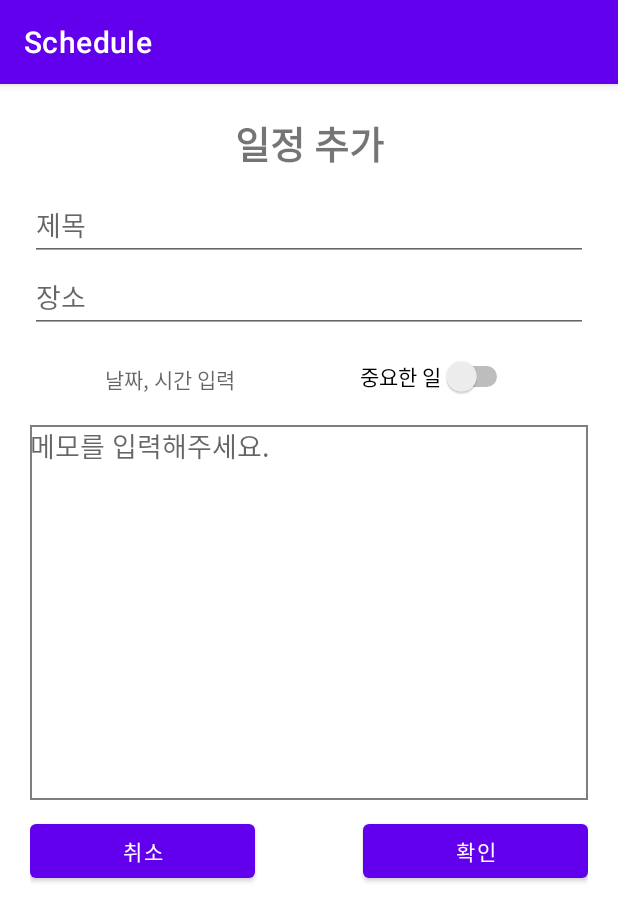
After one commit to IngakHwang/ScheduleAndroidApp_Kotlin, an Android app: the AddReminderFragment screen opened through its navigation route, on a phone screen of 412 x 824 dp. The commit adds this screen. Shown: the top 921 px of the screen. Run offline under Robolectric (Android 15) with nearby library versions, the phone set to English and light mode, and no system bars; our stand-ins replace navigation-ui.

Commit message:
add AddReminderFragment

```diff
--- /dev/null
+++ b/app/src/main/java/com/example/schedule/AddReminderFragment.kt
@@ -0,0 +1,95 @@
+package com.example.schedule
+
+import android.annotation.SuppressLint
+import android.app.DatePickerDialog
+import android.app.TimePickerDialog
+import android.os.Bundle
+import androidx.fragment.app.Fragment
+import android.view.LayoutInflater
+import android.view.View
+import android.view.ViewGroup
+import android.widget.TimePicker
+import android.widget.Toast
+import androidx.core.os.bundleOf
+import androidx.navigation.fragment.findNavController
+import com.example.schedule.databinding.FragmentAddReminderBinding
+import java.util.*
+
+class AddReminderFragment : Fragment() {
+    lateinit var binding : FragmentAddReminderBinding
+
+    var addImportant : String = ""
+    var setDayTime : String = ""
+    var setMyTime : String = ""
+
+    override fun onCreateView(
+        inflater: LayoutInflater, container: ViewGroup?,
+        savedInstanceState: Bundle?
+    ): View? {
+        // Inflate the layout for this fragment
+        binding = FragmentAddReminderBinding.inflate(inflater, container , false)
+
+        return binding.root
+    }
+
+    @SuppressLint("UseRequireInsteadOfGet")
+    override fun onViewCreated(view: View, savedInstanceState: Bundle?) {
+        super.onViewCreated(view, savedInstanceState)
+
+        binding.addreminderSwitch.setOnCheckedChangeListener { compoundButton, b ->
+            addImportant = when{
+                b -> {
+                    Toast.makeText(context,"중요한 일 등록",Toast.LENGTH_SHORT).show()
+                    "중요"
+                } else -> {
+                    Toast.makeText(context,"중요한 일 해제",Toast.LENGTH_SHORT).show()
+                    ""
+                }
+            }
+        }
+
+        binding.addreminderDate.setOnClickListener {
+            val c = Calendar.getInstance()
+            val year = c.get(Calendar.YEAR)
+            val month = c.get(Calendar.MONTH)
+            val day = c.get(Calendar.DAY_OF_MONTH)
+            val hour = c.get(Calendar.HOUR_OF_DAY)
+            val minute = c.get(Calendar.MINUTE)
+
+            TimePickerDialog(context, {
+                    view, hourOfDay, mins ->
+
+                setMyTime = ("$hourOfDay}: $mins")
+                binding.addreminderDate.setText("$setDayTime | $setMyTime")
+            },hour,minute,true).show()
+
+            DatePickerDialog(context!!, {
+                view, years, months, dayOfMonth ->
+                setDayTime = "$year / ${months+1} / ${dayOfMonth}"
+            },year,month,day).show()
+        }
+
+        binding.addreminderCancelbtn.setOnClickListener {
+            findNavController().popBackStack()
+        }
+
+        binding.addreminderCheckbtn.setOnClickListener {
+
+            val bundle = bundleOf(
+                "title" to binding.addreminderTitle.text.toString(),
+                "memo" to binding.addreminderMemo.text.toString(),
+                "location" to binding.addreminderLocation.text.toString(),
+                "date" to setDayTime,
+                "time" to setMyTime,
+                "important" to addImportant
+                )
+
+            findNavController().navigate(R.id.mainFragment,bundle)
+
+
+
+
+        }
+
+    }
+}
--- a/app/src/main/java/com/example/schedule/LoginFragment.kt
+++ b/app/src/main/java/com/example/schedule/LoginFragment.kt
@@ -49,6 +49,7 @@ class LoginFragment : Fragment() {
         val autoPW = shared?.getString("PW", null)
         if(autoID != null && autoPW != null){
             val bundle = bundleOf("inputID" to autoID)
+            MainActivity.ID = autoID
             findNavController().navigate(R.id.mainFragment, bundle)
         }
     }
@@ -95,7 +96,7 @@ class LoginFragment : Fragment() {
                 }
                 Toast.makeText(context,"$checkID 님 환영합니다.", Toast.LENGTH_SHORT).show()
                 val bundle = bundleOf("inputID" to checkID)
-
+                MainActivity.ID = checkID
                 findNavController().navigate(R.id.mainFragment, bundle)
             }
         }
--- a/app/src/main/java/com/example/schedule/MainActivity.kt
+++ b/app/src/main/java/com/example/schedule/MainActivity.kt
@@ -8,6 +8,10 @@ import androidx.navigation.ui.AppBarConfiguration
 
 class MainActivity : AppCompatActivity() {
     private lateinit var appBarConfiguration : AppBarConfiguration
+
+    companion object{
+        var ID : String = ""
+    }
 
     override fun onCreate(savedInstanceState: Bundle?) {
         super.onCreate(savedInstanceState)
--- /dev/null
+++ b/app/src/main/res/drawable/blackbox.xml
@@ -0,0 +1,12 @@
+<?xml version="1.0" encoding="utf-8"?>
+<shape xmlns:android="http://schemas.android.com/apk/res/android"
+    android:padding="10dp"
+    android:shape="rectangle"
+    >
+    <solid android:color="#FFFFFFFF" />
+
+    <stroke
+        android:width="2px"
+        android:color="#80000000" />
+
+</shape>
--- /dev/null
+++ b/app/src/main/res/layout/fragment_add_reminder.xml
@@ -0,0 +1,92 @@
+<?xml version="1.0" encoding="utf-8"?>
+
+<RelativeLayout xmlns:android="http://schemas.android.com/apk/res/android"
+    xmlns:tools="http://schemas.android.com/tools"
+    android:layout_width="match_parent"
+    android:layout_height="match_parent"
+    tools:context=".AddReminderFragment"
+    android:layout_marginTop="20dp"
+    android:layout_marginLeft="20dp"
+    android:layout_marginRight="20dp">
+
+        <TextView
+            android:layout_width="match_parent"
+            android:layout_height="wrap_content"
+            android:text="일정 추가"
+            android:textSize="25sp"
+            android:textStyle="bold"
+            android:gravity="center"/>
+
+        <EditText
+            android:id="@+id/addreminder_title"
+            android:layout_width="match_parent"
+            android:layout_height="wrap_content"
+            android:inputType="text"
+            android:hint="제목"
+            android:layout_marginTop="50dp"/>
+
+        <EditText
+            android:id="@+id/addreminder_location"
+            android:layout_width="match_parent"
+            android:layout_height="wrap_content"
+            android:inputType="text"
+            android:hint="장소"
+            android:layout_below="@id/addreminder_title"/>
+        <TextView
+            android:id="@+id/addreminder_date"
+            android:layout_width="wrap_content"
+            android:layout_height="wrap_content"
+            android:inputType="datetime"
+            android:hint="날짜, 시간 입력"
+
+            android:layout_marginTop="20dp"
+            android:layout_marginBottom="20dp"
+            android:layout_marginLeft="50dp"
+            android:layout_below="@id/addreminder_location"
+            />
+
+        <Switch
+            android:id="@+id/addreminder_switch"
+            android:layout_width="wrap_content"
+            android:layout_height="wrap_content"
+            android:text="중요한 일"
+
+            android:layout_marginRight="50dp"
+            android:layout_alignParentRight="true"
+            android:layout_marginTop="15dp"
+            android:layout_below="@id/addreminder_location"
+            tools:ignore="UseSwitchCompatOrMaterialXml" />
+
+
+        <EditText
+            android:id="@+id/addreminder_memo"
+            android:layout_width="match_parent"
+            android:layout_height="250dp"
+            android:background="@drawable/blackbox"
+            android:gravity="top"
+            android:hint="메모를 입력해주세요."
+
+            android:layout_below="@id/addreminder_date"/>
+
+        <Button
+            android:id="@+id/addreminder_cancelbtn"
+            android:layout_width="150dp"
+            android:layout_height="wrap_content"
+            android:text="취소"
+
+            android:layout_marginTop="10dp"
+            android:layout_below="@id/addreminder_memo"/>
+
+        <Button
+            android:id="@+id/addreminder_checkbtn"
+            android:layout_width="150dp"
+            android:layout_height="wrap_content"
+            android:text="확인"
+
+            android:layout_marginTop="10dp"
+            android:layout_below="@id/addreminder_memo"
+            android:layout_alignParentRight="true"
+            />
+
+
+    </RelativeLayout>
--- a/app/src/main/res/navigation/nav_graph.xml
+++ b/app/src/main/res/navigation/nav_graph.xml
@@ -32,5 +32,13 @@
             app:destination="@id/loginFragment"
             app:popUpTo="@id/loginFragment"
             app:popUpToInclusive="true" />
+        <action
+            android:id="@+id/action_mainFragment_to_addReminderFragment"
+            app:destination="@id/addReminderFragment" />
     </fragment>
+    <fragment
+        android:id="@+id/addReminderFragment"
+        android:name="com.example.schedule.AddReminderFragment"
+        android:label="fragment_add_reminder"
+        tools:layout="@layout/fragment_add_reminder" />
 </navigation>
```
Also changed, not shown: app/src/main/java/com/example/schedule/MainAdapter.kt (added, +167 -0 lines), app/src/main/java/com/example/schedule/MainData.kt (added, +10 -0 lines), app/src/main/java/com/example/schedule/MainFragment.kt (+11 -1 lines), app/src/main/res/layout/editlistdialog.xml (added, +150 -0 lines).
